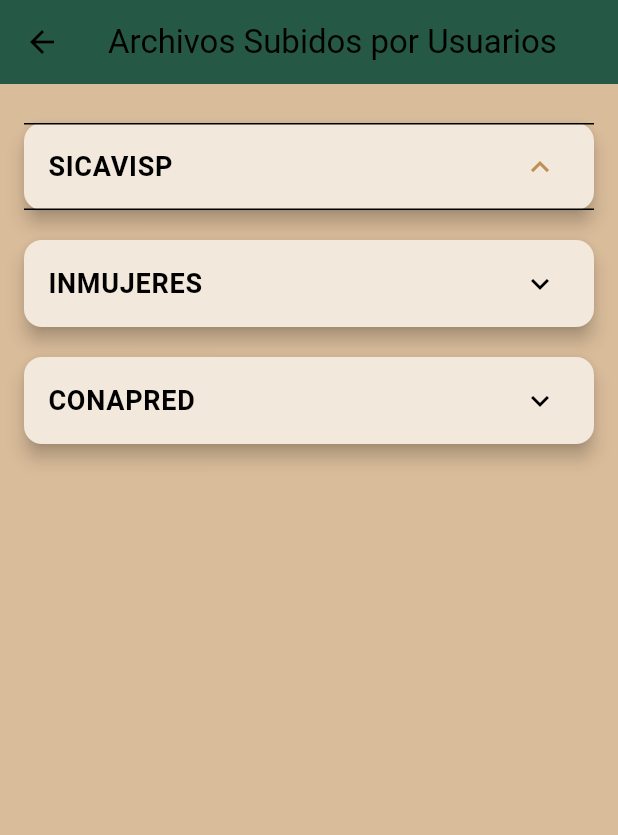
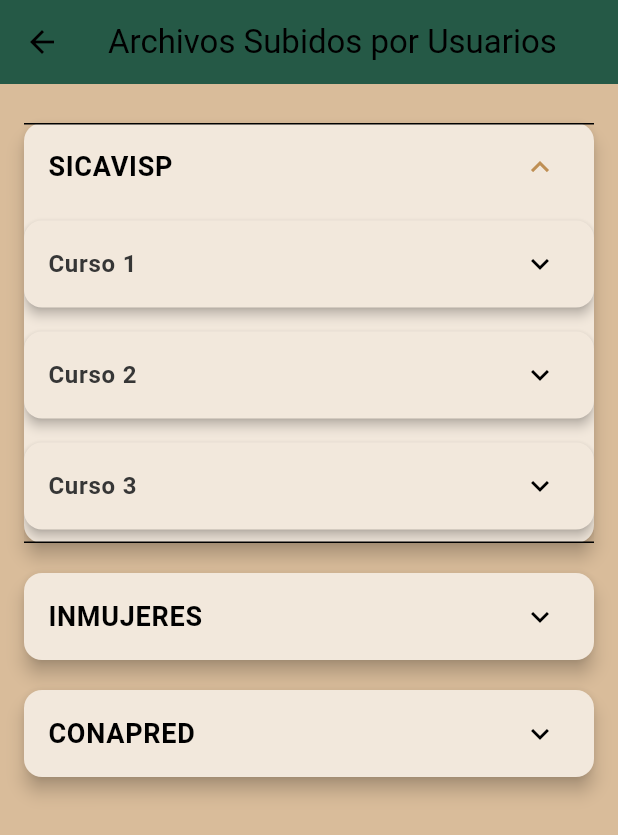
Before and after one commit to F-AntonioRC/AppFirebaseFlutterDemo, a Flutter app: the SendDocument screen opened directly, after a tap on "SICAVISP", on a phone screen of 412 x 824 dp. Shown: the top 835 px of the screen. Run offline on Flutter 3.47's test engine with Material 3 defaults, Android fonts, the phone set to English and light mode, and no system bars; our stand-ins replace bloc, cloud_firestore, equatable, file_picker, firebase_auth, firebase_core and 5 more; missing offline and left inert: passwordfield; accounts and stored records are empty.

Commit message:
cursosn nuevos

```diff
--- a/lib/pages/send_document.dart
+++ b/lib/pages/send_document.dart
@@ -11,7 +11,7 @@ class SendDocument extends StatefulWidget {
 }
 
 class _SendDocument extends State<SendDocument> {
-  Map<String, List<Map<String, String>>> courseFiles = {}; // Archivos por curso
+  Map<String, Map<String, List<Map<String, String>>>> courseFiles = {}; // Archivos por curso y subcurso
   bool isLoading = true;
 
   @override
@@ -25,16 +25,25 @@ class _SendDocument extends State<SendDocument> {
     try {
       FirebaseStorage storage = FirebaseStorage.instance;
 
-      // Define aquí las rutas de los cursos
-      List<String> courses = ['SICAVISP', 'INMUJERES', 'CONAPRED'];
+      // Cursos principales y sus subcursos
+      Map<String, List<String>> courses = {
+        'SICAVISP': ['Curso 1', 'Curso 2', 'Curso 3'],
+        'INMUJERES': ['Curso 1', 'Curso 2', 'Curso 3'],
+        'CONAPRED': ['Curso 1', 'Curso 2', 'Curso 3'],
+      };
 
-      Map<String, List<Map<String, String>>> loadedFiles = {};
+      Map<String, Map<String, List<Map<String, String>>>> loadedFiles = {};
 
-      for (String course in courses) {
-        Reference courseRef = storage.ref(
-            '2024/CAPACITACIONES_LISTA_ASISTENCIA_PAPEL_SARE\'S/Cursos_2024/TRIMESTRE 1/$course');
+      for (String course in courses.keys) {
+        Map<String, List<Map<String, String>>> subcourseFiles = {};
 
-        ListResult result = await courseRef.listAll();
+        for (String subCourse in courses[course]!) {
+          String subCoursePath =
+              '2024/CAPACITACIONES_LISTA_ASISTENCIA_PAPEL_SARE\'S/Cursos_2024/TRIMESTRE 1/$course/$subCourse';
+          Reference subCourseRef = storage.ref(subCoursePath);
+
+          try {
+            ListResult result = await subCourseRef.listAll();
             List<Map<String, String>> files = [];
 
             for (Reference ref in result.items) {
@@ -42,7 +51,14 @@ class _SendDocument extends State<SendDocument> {
               files.add({'name': ref.name, 'url': url});
             }
 
-        loadedFiles[course] = files;
+            subcourseFiles[subCourse] = files;
+          } catch (e) {
+            print('Error al cargar archivos de $subCourse: $e');
+            subcourseFiles[subCourse] = [];
+          }
+        }
+
+        loadedFiles[course] = subcourseFiles;
       }
 
       setState(() {
@@ -82,7 +98,8 @@ class _SendDocument extends State<SendDocument> {
                   child: ListView(
                     children: courseFiles.entries.map((entry) {
                       String courseName = entry.key;
-                      List<Map<String, String>> files = entry.value;
+                      Map<String, List<Map<String, String>>> subCourses =
+                          entry.value;
 
                       return Card(
                         elevation: 5,
@@ -99,12 +116,33 @@ class _SendDocument extends State<SendDocument> {
                               color: Color.fromARGB(255, 0, 0, 0),
                             ),
                           ),
+                          children: subCourses.entries.map((subEntry) {
+                            String subCourseName = subEntry.key;
+                            List<Map<String, String>> files = subEntry.value;
+
+                            return Card(
+                              elevation: 3,
+                              margin:
+                                  const EdgeInsets.symmetric(vertical: 8.0),
+                              child: ExpansionTile(
+                                title: Text(
+                                  subCourseName,
+                                  style: const TextStyle(
+                                    fontSize: 16,
+                                    fontWeight: FontWeight.bold,
+                                    color: Color.fromARGB(255, 54, 54, 54),
+                                  ),
+                                ),
                                 children: files.map((file) {
                                   return ListTile(
                                     title: Text(file['name'] ?? 'Archivo'),
                                     trailing: IconButton(
                                       icon: const Icon(Icons.download),
-                                onPressed: () => _downloadFile(file['url']!),
+                                      onPressed: () =>
+                                          _downloadFile(file['url']!),
+                                    ),
+                                  );
+                                }).toList(),
                               ),
                             );
                           }).toList(),
```
Also changed, not shown: lib/userNormal/pages/CourseSelectionPage.dart (+65 -8 lines), lib/userNormal/pages/cursos_normal.dart (+34 -21 lines). Lines whose indentation alone changed are shown as unchanged.
